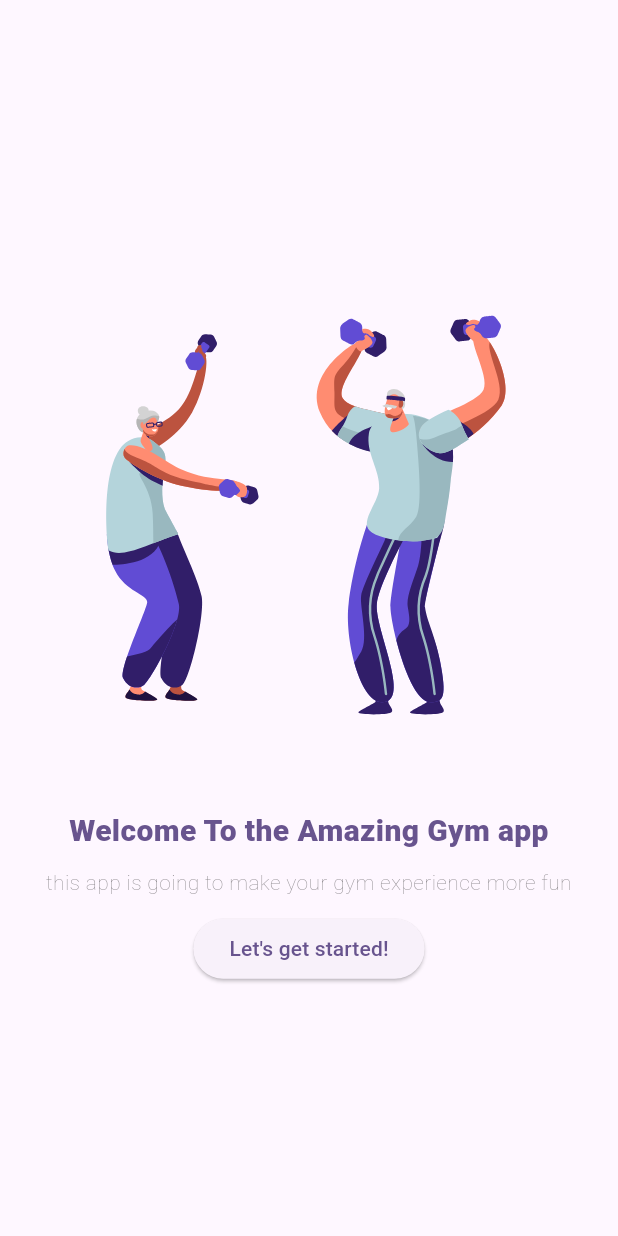
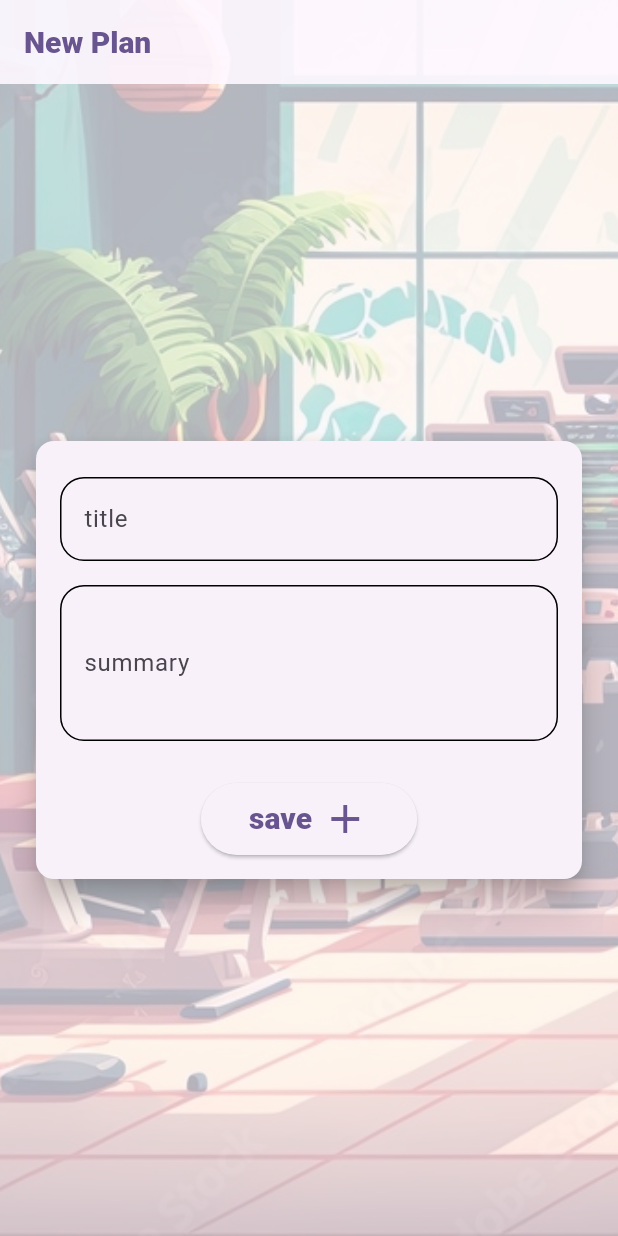
Before and after one commit to Zaaraa96/gym_app_layout, a Flutter app: the screen it shows after launch, on a phone screen of 412 x 824 dp. Run offline on Flutter 3.47's test engine with Material 3 defaults, Android fonts, the phone set to English and light mode, and no system bars; our stand-ins replace flutter_svg, get, lottie; project files that could hold a hidden picture were left out.

Commit message:
add new plan screen

```diff
--- a/lib/common/widgets/app_scaffold.dart
+++ b/lib/common/widgets/app_scaffold.dart
@@ -5,13 +5,15 @@ import 'package:flutter/material.dart';
 class AppScaffold extends StatelessWidget {
   final PreferredSizeWidget? appbar;
   final Widget? body;
+  final Color? backgroundColor;
 
-  const AppScaffold({super.key, this.appbar, this.body});
+  const AppScaffold({super.key, this.appbar, this.body, this.backgroundColor});
 
   @override
   Widget build(BuildContext context) {
     return Scaffold(
       appBar: appbar,
+      backgroundColor: backgroundColor,
       body: Padding(
         padding: const EdgeInsets.symmetric(horizontal: 20),
         child: body,
--- /dev/null
+++ b/lib/common/widgets/app_text_field.dart
@@ -0,0 +1,30 @@
+
+import 'package:flutter/material.dart';
+import 'package:gym_app/common/app_theme.dart';
+
+class AppTextField extends StatelessWidget {
+   AppTextField({super.key, this.label, this.hint, this.maxLines = 1});
+  final String? label;
+  final String? hint;
+  final InputBorder border= OutlineInputBorder(
+      borderSide: const BorderSide(width: 1.0),
+      borderRadius: BorderRadius.circular(16)
+  );
+  final int maxLines;
+
+  @override
+  Widget build(BuildContext context) {
+    return  Padding(
+      padding: const EdgeInsets.symmetric(vertical: 8.0),
+      child: TextFormField(
+        decoration:  InputDecoration(
+          focusedBorder: border.copyWith(borderSide: border.borderSide.copyWith(width: 1.3, color: appTheme.colorScheme.primary), ),
+          enabledBorder: border,
+            label: Text(label?? ''),
+            hintText: hint,
+        ),
+        maxLines: maxLines,
+      ),
+    );
+  }
+}
--- /dev/null
+++ b/lib/features/add_plan_page.dart
@@ -0,0 +1,65 @@
+import 'package:flutter/material.dart';
+import 'package:gym_app/common/app_theme.dart';
+
+import '../common/widgets/app_scaffold.dart';
+import '../common/widgets/app_text.dart';
+import '../common/widgets/app_text_field.dart';
+
+class AddNewPlanPage extends StatelessWidget {
+  const AddNewPlanPage({super.key});
+
+  @override
+  Widget build(BuildContext context) {
+    return Stack(
+      children: [
+        Positioned.fill(child: Image.asset("assets/image/new.png", fit: BoxFit.cover,)),
+        AppScaffold(
+          backgroundColor: appTheme.colorScheme.background.withOpacity(0.7),
+          appbar: AppBar(
+            backgroundColor: appTheme.colorScheme.background.withOpacity(0.9),
+            title:  AppText("New Plan", style: titleTextStyle,),
+          ),
+          body: Center(
+            child: Card(
+              elevation: 8,
+              child: Padding(
+                padding: const EdgeInsets.all(16.0),
+                child: Form(
+                  child: Column(
+                    mainAxisAlignment: MainAxisAlignment.center,
+                    mainAxisSize: MainAxisSize.min,
+                    children: [
+                       AppTextField(
+                        label: 'title',
+                      ),
+                       AppTextField(
+                        label: 'summary',
+                        hint: "ex: which of your muscles are focused on...",
+                         maxLines: 3,
+                      ),
+                      const SizedBox(height: 20,),
+                      ElevatedButton(
+                          onPressed: (){}, child:
+                       Padding(
+                         padding: const EdgeInsets.all(8.0),
+                         child: Row(
+                          mainAxisAlignment: MainAxisAlignment.center,
+                          mainAxisSize: MainAxisSize.min,
+                          children: [
+                            AppText('save', style: titleTextStyle,),
+                            const SizedBox(width: 6,),
+                            const Icon(Icons.add, size: 32,),
+                          ],
+                                               ),
+                       ))
+                    ],
+                  ),
+                ),
+              ),
+            ),
+          ),
+        ),
+      ],
+    );
+  }
+}
--- a/lib/main.dart
+++ b/lib/main.dart
@@ -2,6 +2,7 @@ import 'package:flutter/material.dart';
 import 'package:get/get.dart';
 
 import 'common/app_theme.dart';
+import 'features/add_plan_page.dart';
 import 'features/single_day_plan_page.dart';
 import 'features/single_plan_page.dart';
 import 'features/welcome_page.dart';
@@ -25,8 +26,10 @@ class MyApp extends StatelessWidget {
     return GetMaterialApp(
       title: 'My Awesome Gym App',
       theme: appTheme,
-      initialRoute: '/',
+      initialRoute: '/new-plan',
       getPages: [
+
+        GetPage(name: '/new-plan', page: () => const AddNewPlanPage()),
         GetPage(name: '/', page: () => const WelcomePage()),
         GetPage(name: '/plan', page: () => SinglePlanPage(plan: SinglePlanModel(title: 'your amazing plan',
             dayPlans: [
```
Also changed, not shown: assets/image/new.png (added).
